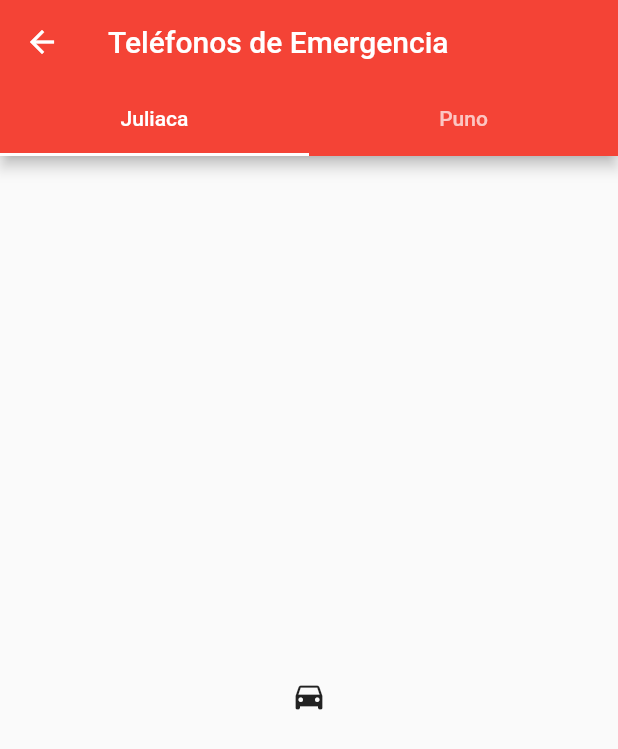
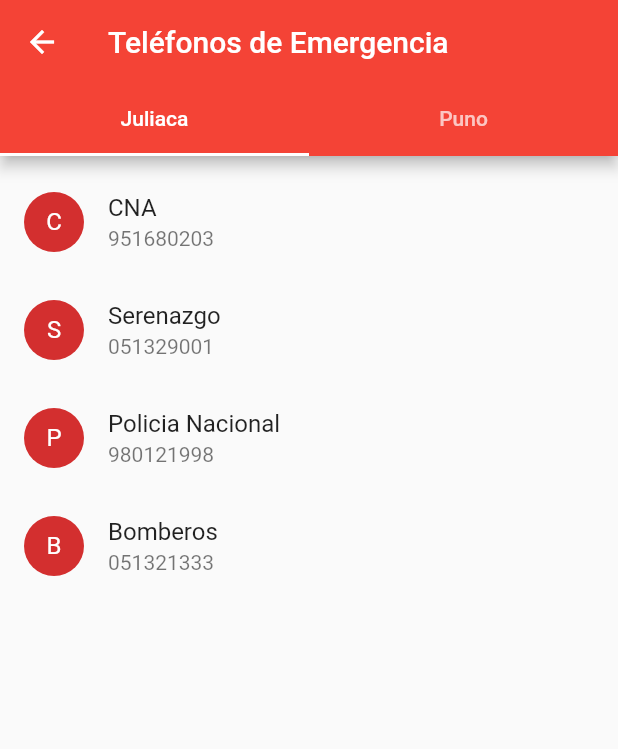
Before and after one commit to Jenny-Ha/cna-app, a Flutter app: the Phones screen opened by its route, on a phone screen of 412 x 824 dp. Shown: the top 749 px of the screen. Run offline on Flutter 3.47's test engine with Material 2 defaults, Android fonts, the phone set to English and light mode, and no system bars.

Commit message:
#5 init implement interface

```diff
--- /dev/null
+++ b/lib/data/contact_data.dart
@@ -0,0 +1,55 @@
+import 'package:flutter/material.dart';
+
+class Contact {
+  final IconData iconData;
+  final String name;
+  final String phone;
+
+  const Contact({this.iconData, this.name, this.phone });
+}
+
+const kContactsJuliaca = const <Contact>[
+    const Contact(
+      iconData: Icons.contact_phone,
+      name:'CNA',
+      phone:'951680203',
+    ),
+    const Contact(
+      iconData: Icons.contact_phone,
+      name:'Serenazgo',
+      phone: '051329001',
+    ),
+    const Contact(
+      iconData: Icons.contact_phone,
+      name:'Policia Nacional',
+      phone: '980121998',
+    ),
+    const Contact(
+      iconData: Icons.contact_phone,
+      name:'Bomberos',
+      phone: '051321333',
+    ),
+  ];
+
+  const kContactsPuno = const <Contact>[
+    const Contact(
+      iconData: Icons.contact_phone,
+      name:'CNA',
+      phone:'951680203',
+    ),
+    const Contact(
+      iconData: Icons.contact_phone,
+      name:'Policia Nacional',
+      phone: '980121998',
+    ),
+    const Contact(
+      iconData: Icons.contact_phone,
+      name:'Serenazgo',
+      phone: '051329001',
+    ),
+    const Contact(
+      iconData: Icons.contact_phone,
+      name:'Bomberos',
+      phone: '051321333',
+    ),
+  ];
--- a/lib/screens/phones.dart
+++ b/lib/screens/phones.dart
@@ -1,5 +1,5 @@
 import 'package:flutter/material.dart';
-import '../routes.dart';
+import '../data/contact_data.dart';
 
 
 class Phones extends StatelessWidget {
@@ -19,11 +19,46 @@ class Phones extends StatelessWidget {
           ),
           body: new TabBarView(
             children: [
-              Icon(Icons.directions_car),
-              Icon(Icons.directions_transit),
+              new ContactList(kContactsJuliaca),
+              new ContactList(kContactsPuno),
             ],
           ),
         ),
       );
   }
 }
+
+class ContactList extends StatelessWidget {
+  final List<Contact> _contacts;
+  ContactList(this._contacts);
+
+  @override
+  Widget build(BuildContext context) {
+    return new ListView(
+      shrinkWrap: true,
+      padding: new EdgeInsets.symmetric(vertical: 8.0),
+      children: _buildContactList()
+    );
+  }
+
+  List<_ContactListItem> _buildContactList() {
+    return _contacts.map((contact) => new _ContactListItem(contact)).toList();
+  }
+
+}
+
+
+
+class _ContactListItem extends ListTile {
+
+  _ContactListItem(Contact contact) :
+    super(
+      title : new Text(contact.name),
+      subtitle: new Text(contact.phone),
+      leading: new CircleAvatar(
+        child: new Text(contact.name[0])
+      )
+      //TODO:  leading: const Icon(Icons.event_seat),
+    );
+
+}
```
